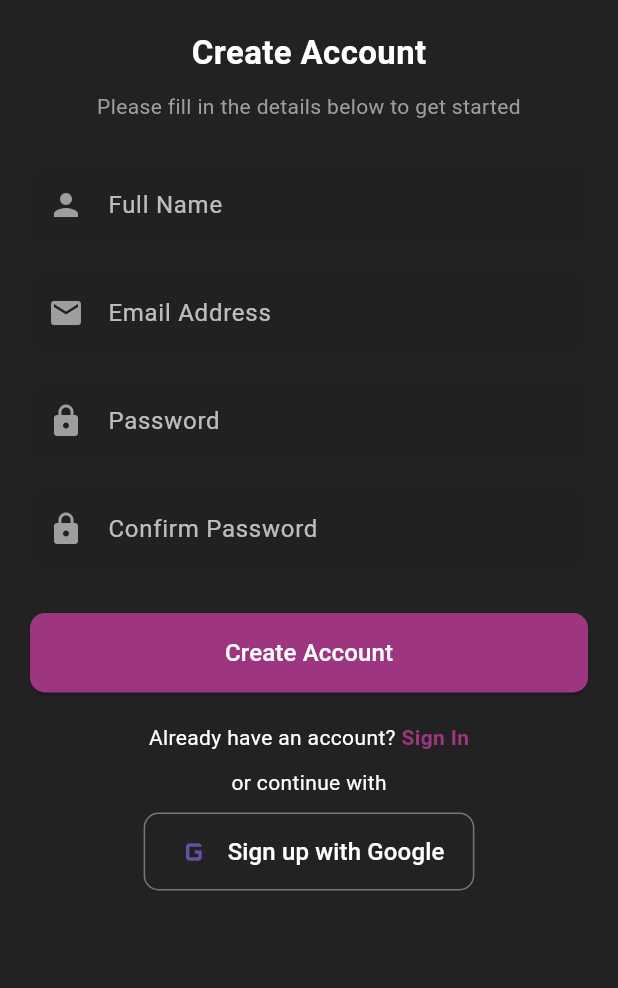
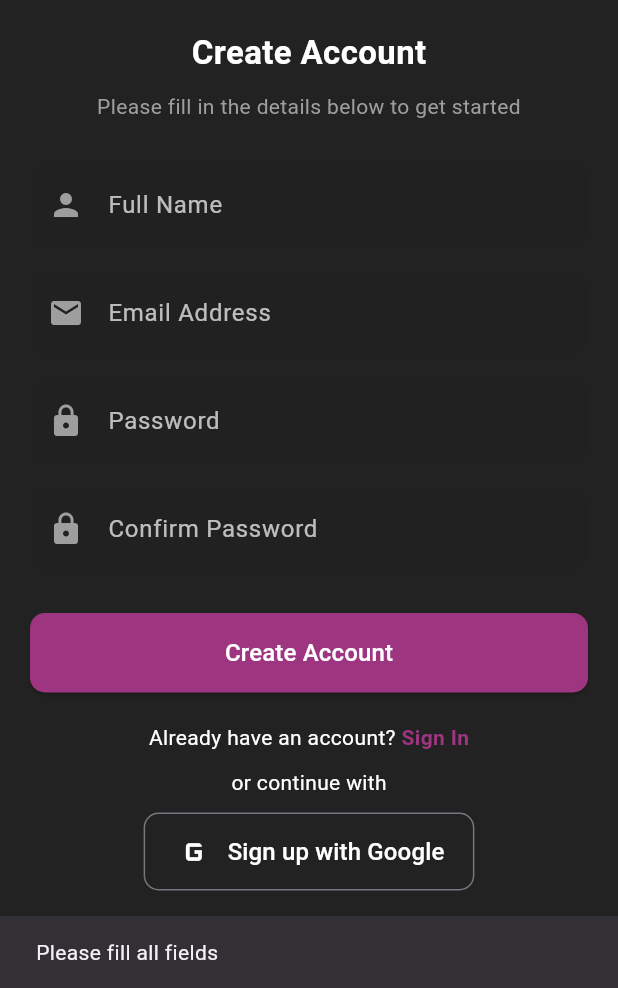
Before and after one commit to NakshatraDeshmukh/AURA, a Flutter app: the SignUpScreen screen opened directly, after a tap on "Create Account", on a phone screen of 412 x 824 dp, the part 248-1236 px from its top. Run offline on Flutter 3.47's test engine with Material 3 defaults, Android fonts, the phone set to English and light mode, and no system bars; our stand-ins replace cloud_firestore, firebase_auth, flutter_holo_date_picker, google_maps_flutter, intl_phone_field; accounts and stored records are empty; network calls fail.

Commit message:
Enhance sign-up screen with validation and Firebase integration

```diff
--- a/lib/authentication/signup_screen.dart
+++ b/lib/authentication/signup_screen.dart
@@ -1,4 +1,6 @@
 import 'package:flutter/material.dart';
+import 'package:firebase_auth/firebase_auth.dart';
+import 'package:cloud_firestore/cloud_firestore.dart';
 import 'package:aura/authentication/login_screen.dart';
 
 class SignUpScreen extends StatefulWidget {
@@ -9,6 +11,84 @@ class SignUpScreen extends StatefulWidget {
 }
 
 class _SignUpScreenState extends State<SignUpScreen> {
+  final TextEditingController _fullNameController = TextEditingController();
+  final TextEditingController _emailController = TextEditingController();
+  final TextEditingController _passwordController = TextEditingController();
+  final TextEditingController _confirmPasswordController = TextEditingController();
+
+  bool _loading = false;
+
+  Future<void> _signUp() async {
+    String fullName = _fullNameController.text.trim();
+    String email = _emailController.text.trim();
+    String pass = _passwordController.text.trim();
+    String confirmPass = _confirmPasswordController.text.trim();
+
+    if (fullName.isEmpty || email.isEmpty || pass.isEmpty) {
+      ScaffoldMessenger.of(context)
+          .showSnackBar(SnackBar(content: Text("Please fill all fields")));
+      return;
+    }
+
+    if (pass != confirmPass) {
+      ScaffoldMessenger.of(context)
+          .showSnackBar(SnackBar(content: Text("Passwords do not match")));
+      return;
+    }
+
+    setState(() => _loading = true);
+
+    try {
+
+      UserCredential userCredential =
+          await FirebaseAuth.instance.createUserWithEmailAndPassword(
+        email: email,
+        password: pass,
+      );
+
+      User? user = userCredential.user;
+
+      if (user != null) {
+        List<String> nameParts = fullName.split(" ");
+        String firstName = nameParts.first;
+        String lastName = nameParts.length > 1 ? nameParts.sublist(1).join(" ") : "";
+
+        await FirebaseFirestore.instance.collection("users").doc(user.uid).set({
+          "firstName": firstName,
+          "lastName": lastName,
+          "email": email,
+          "phone": "",
+          "dob": "",
+          "gender": "",
+        });
+
+        ScaffoldMessenger.of(context).showSnackBar(
+          SnackBar(content: Text("Account created successfully!")),
+        );
+
+        Future.delayed(Duration(seconds: 2), () {
+          Navigator.pushReplacement(
+            context,
+            MaterialPageRoute(builder: (context) => LoginScreen()),
+          );
+        });
+      }
+    } on FirebaseAuthException catch (e) {
+      String msg = "Signup failed.";
+
+      if (e.code == 'email-already-in-use') msg = "Email is already registered.";
+      if (e.code == 'invalid-email') msg = "Invalid email format.";
+      if (e.code == 'weak-password') msg = "Password too weak (min 6 chars).";
+
+      ScaffoldMessenger.of(context).showSnackBar(
+        SnackBar(content: Text(msg)),
+      );
+    } finally {
+      setState(() => _loading = false);
+    }
+  }
+
+
   @override
   Widget build(BuildContext context) {
     return Scaffold(
@@ -17,55 +97,72 @@ class _SignUpScreenState extends State<SignUpScreen> {
       body: Center(
         child: Padding(
           padding: const EdgeInsets.all(20.0),
+
           child: Column(
             mainAxisAlignment: MainAxisAlignment.center,
             children: [
+
               CircleAvatar(
                 radius: 50,
-                backgroundImage: const AssetImage('assets/icons/logo.jpg'),
+                backgroundImage: AssetImage('assets/icons/logo.jpg'),
               ),
-              const SizedBox(height: 20),
-              const Text(
+              SizedBox(height: 20),
+
+              Text(
                 'Create Account',
                 style: TextStyle(
                     fontSize: 22,
                     fontWeight: FontWeight.bold,
                     color: Colors.white),
               ),
-              const SizedBox(height: 10),
-              const Text(
+
+              SizedBox(height: 10),
+
+              Text(
                 'Please fill in the details below to get started',
                 textAlign: TextAlign.center,
                 style: TextStyle(color: Colors.grey),
               ),
-              const SizedBox(height: 20),
-              // Removed Coach/Player options here
-              _buildTextField('Full Name', Icons.person),
-              _buildTextField('Email Address', Icons.email),
-              _buildTextField('Password', Icons.lock, obscureText: true),
+
+              SizedBox(height: 20),
+
+              _buildTextField('Full Name', Icons.person, controller: _fullNameController),
+
+              _buildTextField('Email Address', Icons.email, controller: _emailController),
+
+              _buildTextField('Password', Icons.lock,
+                  obscureText: true, controller: _passwordController),
+
               _buildTextField('Confirm Password', Icons.lock,
-                  obscureText: true),
-              const SizedBox(height: 20),
-              SizedBox(
+                  obscureText: true, controller: _confirmPasswordController),
+
+              SizedBox(height: 20),
+
+              _loading
+                  ? CircularProgressIndicator(color: Colors.white)
+                  : SizedBox(
                       width: double.infinity,
                       child: ElevatedButton(
                         style: ElevatedButton.styleFrom(
-                    backgroundColor: const Color(0xFF9E3581),
-                    padding: const EdgeInsets.symmetric(vertical: 15),
+                          backgroundColor: Color(0xFF9E3581),
+                          padding: EdgeInsets.symmetric(vertical: 15),
                           shape: RoundedRectangleBorder(
                             borderRadius: BorderRadius.circular(10),
                           ),
                         ),
-                  onPressed: () {},
-                  child: const Text('Create Account',
-                      style: TextStyle(fontSize: 16, color: Colors.white)),
+                        onPressed: _signUp,
+                        child: Text('Create Account',
+                            style:
+                                TextStyle(fontSize: 16, color: Colors.white)),
                       ),
                     ),
-              const SizedBox(height: 20),
+
+              SizedBox(height: 20),
+
               Row(
                 mainAxisAlignment: MainAxisAlignment.center,
                 children: [
-                  const Text("Already have an account? ",
+                  Text("Already have an account? ",
                       style: TextStyle(color: Colors.white)),
                   GestureDetector(
                     onTap: () {
@@ -74,7 +171,7 @@ class _SignUpScreenState extends State<SignUpScreen> {
                         MaterialPageRoute(builder: (context) => LoginScreen()),
                       );
                     },
-                    child: const Text(
+                    child: Text(
                       'Sign In',
                       style: TextStyle(
                           color: Color(0xFF9E3581),
@@ -83,21 +180,23 @@ class _SignUpScreenState extends State<SignUpScreen> {
                   )
                 ],
               ),
-              const SizedBox(height: 10),
-              const Text("or continue with",
+
+              SizedBox(height: 10),
+              Text("or continue with",
                   style: TextStyle(color: Colors.white)),
-              const SizedBox(height: 10),
+              SizedBox(height: 10),
+
               OutlinedButton.icon(
                 style: OutlinedButton.styleFrom(
                   padding:
-                  const EdgeInsets.symmetric(horizontal: 20, vertical: 12),
+                      EdgeInsets.symmetric(horizontal: 20, vertical: 12),
                   shape: RoundedRectangleBorder(
                     borderRadius: BorderRadius.circular(10),
                   ),
                 ),
                 onPressed: () {},
-                icon: const Icon(Icons.g_mobiledata, size: 28),
-                label: const Text('Sign up with Google',
+                icon: Icon(Icons.g_mobiledata, size: 28, color: Colors.white),
+                label: Text('Sign up with Google',
                     style: TextStyle(fontSize: 16, color: Colors.white)),
               ),
             ],
@@ -107,16 +206,21 @@ class _SignUpScreenState extends State<SignUpScreen> {
     );
   }
 
-  Widget _buildTextField(String hint, IconData icon,
-      {bool obscureText = false}) {
+  Widget _buildTextField(
+    String hint,
+    IconData icon, {
+    bool obscureText = false,
+    required TextEditingController controller,
+  }) {
     return Padding(
-      padding: const EdgeInsets.symmetric(vertical: 8.0),
+      padding: EdgeInsets.symmetric(vertical: 8.0),
       child: TextField(
+        controller: controller,
         obscureText: obscureText,
-        style: const TextStyle(color: Colors.white70, fontSize: 16),
+        style: TextStyle(color: Colors.white70, fontSize: 16),
         decoration: InputDecoration(
           hintText: hint,
-          hintStyle: const TextStyle(color: Colors.white70),
+          hintStyle: TextStyle(color: Colors.white70),
           prefixIcon: Icon(icon, color: Colors.grey),
           filled: true,
           fillColor: Colors.grey[900],
```
Lines whose indentation alone changed are shown as unchanged.
